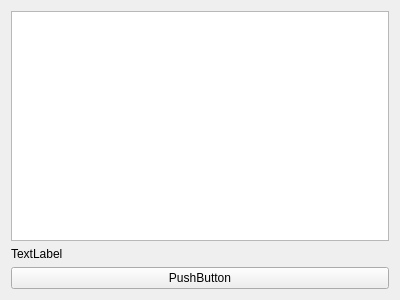
The window that src/CrossUI/tablish.ui (Vasteri/university-timetable-solvers) describes before a commit, drawn with Qt 5.
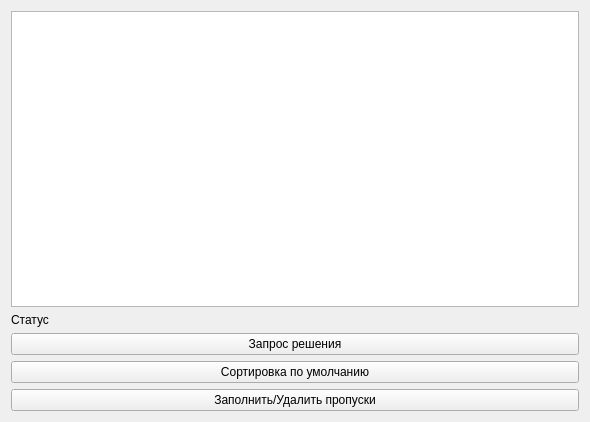
The same window after the commit.

Commit message: feat: tablish -> added custom filter on QActions(QMenu) and refactoring code

```diff
--- a/src/CrossUI/tablish.ui
+++ b/src/CrossUI/tablish.ui
@@ -6,31 +6,45 @@
    <rect>
     <x>0</x>
     <y>0</y>
-    <width>400</width>
-    <height>300</height>
+    <width>590</width>
+    <height>422</height>
    </rect>
   </property>
   <property name="windowTitle">
    <string>Form</string>
   </property>
   <layout class="QGridLayout" name="gridLayout">
-   <item row="1" column="0">
-    <widget class="QLabel" name="lab_info">
+   <item row="3" column="0">
+    <widget class="QPushButton" name="but_sort_default">
      <property name="text">
-      <string>TextLabel</string>
+      <string>Сортировка по умолчанию</string>
      </property>
     </widget>
    </item>
    <item row="2" column="0">
     <widget class="QPushButton" name="pushButton">
      <property name="text">
-      <string>PushButton</string>
+      <string>Запрос решения</string>
+     </property>
+    </widget>
+   </item>
+   <item row="1" column="0">
+    <widget class="QLabel" name="lab_info">
+     <property name="text">
+      <string>Статус</string>
      </property>
     </widget>
    </item>
    <item row="0" column="0">
     <widget class="QTableView" name="table_view_res"/>
    </item>
+   <item row="4" column="0">
+    <widget class="QPushButton" name="but_empty_rows">
+     <property name="text">
+      <string>Заполнить/Удалить пропуски</string>
+     </property>
+    </widget>
+   </item>
   </layout>
  </widget>
  <resources/>
```
The commit also changes 7 other files.
